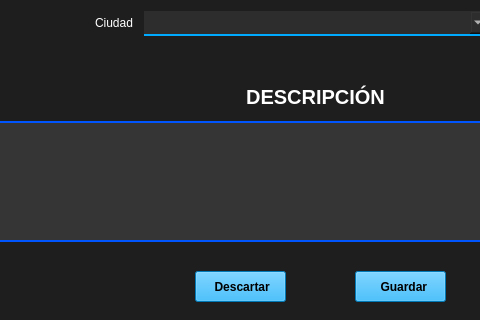
This is vistas/agregarSitios.ui in SergioR29/AdminTurismo as Qt 5 draws it before an edit; both pictures show x 115 to 595 and y 369 to 689 of the 836 by 689 pixel window. The edited form follows.
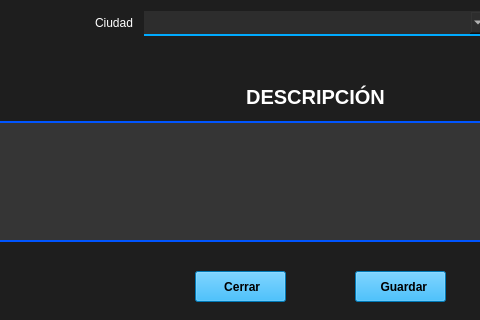
This is the edited form. Icons and pictures are not drawn.

```diff
--- a/vistas/agregarSitios.ui
+++ b/vistas/agregarSitios.ui
@@ -161,11 +161,17 @@
 background-color: rgb(0, 170, 255);</string>
    </property>
    <property name="text">
-    <string> Descartar</string>
+    <string> Cerrar</string>
    </property>
    <property name="icon">
     <iconset>
-     <normaloff>../recursos/iconos/ic_descartar.png</normaloff>../recursos/iconos/ic_descartar.png</iconset>
+     <normaloff>../recursos/iconos/cerrar.png</normaloff>../recursos/iconos/cerrar.png</iconset>
+   </property>
+   <property name="iconSize">
+    <size>
+     <width>22</width>
+     <height>22</height>
+    </size>
    </property>
   </widget>
   <widget class="QLabel" name="label_2">
```
Left out of the diff: 4 changed lines with no effect on the pictures.
